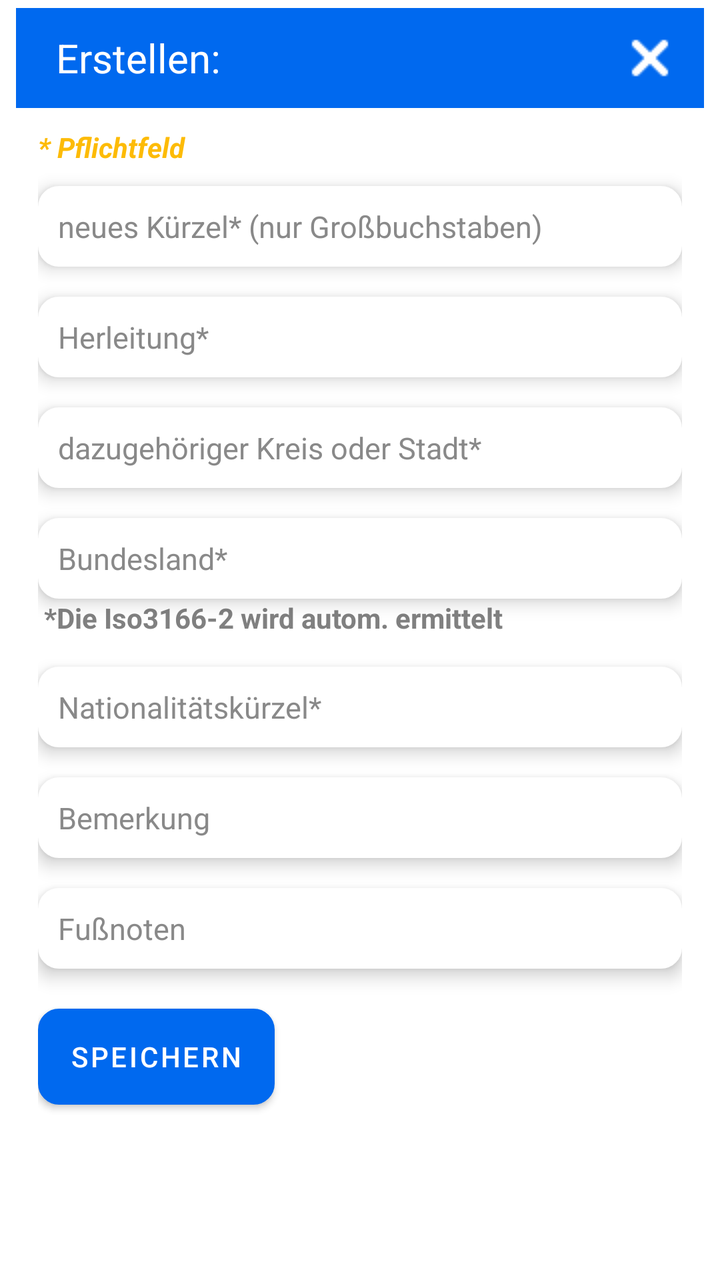
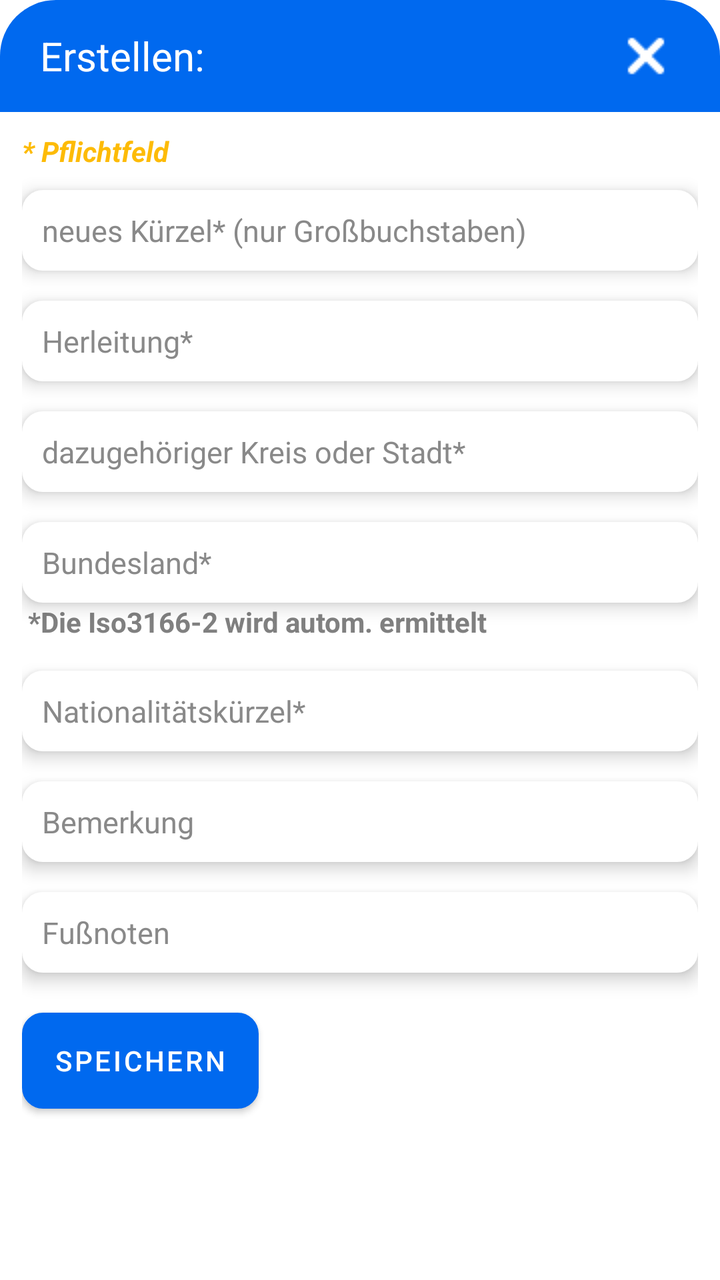

Screens rendered from an Android XML layout before and after an edit, with the pre-edit source and the edit as a unified diff.
<!-- AndroidManifest.xml: application theme Theme.Kennzeichenerkennung -->
<!-- res/layout/fragment_add_city.xml -->
<?xml version="1.0" encoding="utf-8"?>
<RelativeLayout xmlns:android="http://schemas.android.com/apk/res/android"
    xmlns:tools="http://schemas.android.com/tools"
    android:layout_width="match_parent"
    android:layout_height="match_parent"
    xmlns:app="http://schemas.android.com/apk/res-auto"
    android:background="@drawable/dialog_background"
    tools:context=".AddCityFragment">

    <RelativeLayout
        android:layout_width="match_parent"
        android:layout_height="wrap_content"
        android:background="?attr/colorPrimary"
        android:id="@+id/main_toolbar"
        android:layout_alignParentTop="true">

        <TextView
            android:id="@+id/titletext"
            android:layout_width="wrap_content"
            android:layout_height="wrap_content"
            android:text="Erstellen:"
            android:textSize="20sp"
            android:textStyle="normal"
            android:textColor="@color/white"
            android:layout_marginStart="20dp"
            android:layout_centerVertical="true"/>

        <ImageButton
            android:id="@+id/x"
            android:layout_width="wrap_content"
            android:layout_height="wrap_content"
            android:layout_alignParentTop="true"
            android:layout_alignParentEnd="true"
            android:layout_marginTop="0dp"
            android:layout_marginEnd="0dp"
            android:backgroundTint="#00FFFFFF"
            android:src="@drawable/icon_x"
            app:layout_constraintEnd_toEndOf="parent"
            app:layout_constraintTop_toTopOf="parent"
            app:tint="@color/white" />

    </RelativeLayout>

    <LinearLayout
        android:layout_width="match_parent"
        android:layout_height="wrap_content"
        android:orientation="vertical"
        android:gravity="top"
        android:id="@+id/fragment_container1"
        android:layout_marginHorizontal="11dp"
        android:layout_marginTop="10dp"
        android:layout_below="@+id/main_toolbar">

        <TextView
            android:layout_width="match_parent"
            android:layout_height="wrap_content"
            android:text="* Pflichtfeld"
            android:textStyle="italic|bold"
            android:textColor="@color/yellow"
            android:textSize="14sp"/>

        <EditText
            android:id="@+id/kuerzeleingabe"
            android:layout_width="match_parent"
            android:layout_height="wrap_content"
            android:background="@drawable/edit_text_rounded_corner"
            android:elevation="5dp"
            android:hint="neues Kürzel* (nur Großbuchstaben)"
            android:inputType="textCapCharacters"
            android:padding="10dp"
            android:textSize="15sp"
            android:backgroundTint="?attr/colorOnPrimary"
            app:layout_constraintEnd_toEndOf="parent"
            app:layout_constraintStart_toStartOf="parent"
            app:layout_constraintTop_toTopOf="parent"
            android:textColorHint="@color/text_hint"
            android:layout_marginTop="10dp"/>

        <EditText
            android:id="@+id/herleitungeingabe"
            android:layout_width="match_parent"
            android:layout_height="wrap_content"
            android:background="@drawable/edit_text_rounded_corner"
            android:inputType="textCapWords"
            android:elevation="5dp"
            android:hint="Herleitung*"
            android:padding="10dp"
            android:textSize="15sp"
            android:backgroundTint="?attr/colorOnPrimary"
            app:layout_constraintEnd_toEndOf="parent"
            app:layout_constraintStart_toStartOf="parent"
            app:layout_constraintTop_toTopOf="parent"
            android:textColorHint="@color/text_hint"
            android:layout_marginTop="15dp" />


        <EditText
            android:id="@+id/orteingabe"
            android:layout_width="match_parent"
            android:layout_height="wrap_content"
            android:background="@drawable/edit_text_rounded_corner"
            android:elevation="5dp"
            android:hint="dazugehöriger Kreis oder Stadt*"
            android:padding="10dp"
            android:textSize="15sp"
            android:inputType="textCapWords"
            android:backgroundTint="?attr/colorOnPrimary"
            app:layout_constraintEnd_toEndOf="parent"
            app:layout_constraintStart_toStartOf="parent"
            app:layout_constraintTop_toTopOf="parent"
            android:textColorHint="@color/text_hint"
            android:layout_marginTop="15dp" />

        <EditText
            android:id="@+id/bundeslandeingabe"
            android:layout_width="match_parent"
            android:layout_height="wrap_content"
            android:background="@drawable/edit_text_rounded_corner"
            android:elevation="5dp"
            android:hint="Bundesland*"
            android:padding="10dp"
            android:textSize="15sp"
            android:inputType="textCapWords"
            android:backgroundTint="?attr/colorOnPrimary"
            app:layout_constraintEnd_toEndOf="parent"
            app:layout_constraintStart_toStartOf="parent"
            app:layout_constraintTop_toTopOf="parent"
            android:textColorHint="@color/text_hint"
            android:layout_marginTop="15dp" />

        <TextView
            android:layout_width="match_parent"
            android:layout_height="wrap_content"
            android:layout_marginHorizontal="3dp"
            android:text="*Die Iso3166-2 wird autom. ermittelt"
            android:textColor="@color/text_normal"
            android:textStyle="bold"/>

        <EditText
            android:id="@+id/nationalitaetseingabe"
            android:layout_width="match_parent"
            android:layout_height="wrap_content"
            android:background="@drawable/edit_text_rounded_corner"
            android:elevation="5dp"
            android:hint="Nationalitätskürzel*"
            android:padding="10dp"
            android:textSize="15sp"
            android:inputType="textCapCharacters"
            android:backgroundTint="?attr/colorOnPrimary"
            app:layout_constraintEnd_toEndOf="parent"
            app:layout_constraintStart_toStartOf="parent"
            app:layout_constraintTop_toTopOf="parent"
            android:textColorHint="@color/text_hint"
            android:layout_marginTop="15dp" />

        <EditText
            android:id="@+id/anmerkungeneingabe"
            android:layout_width="match_parent"
            android:layout_height="wrap_content"
            android:background="@drawable/edit_text_rounded_corner"
            android:elevation="5dp"
            android:hint="Bemerkung"
            android:padding="10dp"
            android:textSize="15sp"
            android:inputType="textCapSentences"
            android:backgroundTint="?attr/colorOnPrimary"
            app:layout_constraintEnd_toEndOf="parent"
            app:layout_constraintStart_toStartOf="parent"
            app:layout_constraintTop_toTopOf="parent"
            android:textColorHint="@color/text_hint"
            android:layout_marginTop="15dp" />

        <EditText
            android:id="@+id/fussnoteneingabe"
            android:layout_width="match_parent"
            android:layout_height="wrap_content"
            android:background="@drawable/edit_text_rounded_corner"
            android:elevation="5dp"
            android:hint="Fußnoten"
            android:padding="10dp"
            android:textSize="15sp"
            android:inputType="textCapSentences"
            android:backgroundTint="?attr/colorOnPrimary"
            app:layout_constraintEnd_toEndOf="parent"
            app:layout_constraintStart_toStartOf="parent"
            app:layout_constraintTop_toTopOf="parent"
            android:textColorHint="@color/text_hint"
            android:layout_marginTop="15dp" />

        <Button
            android:layout_width="wrap_content"
            android:layout_height="wrap_content"
            android:layout_marginTop="20dp"
            android:background="@drawable/edit_text_rounded_corner"
            android:gravity="center"
            android:text="Speichern"
            android:id="@+id/save_btn"
            android:textColor="@color/white"/>

        <RelativeLayout
            android:layout_width="match_parent"
            android:layout_height="11dp"/>
    </LinearLayout>
</RelativeLayout>
<!-- resources referenced by this layout -->
<resources>
  <color name="text_hint">#898989</color>
  <color name="text_normal">#808080</color>
  <color name="white">#FFFFFFFF</color>
  <color name="yellow">#FDBB06</color>
  <!-- drawable dialog_background (drawable) -->
  <shape xmlns:android="http://schemas.android.com/apk/res/android" android:shape="rectangle">
      <solid android:color="?attr/dialog_background"/> 
      <corners android:radius="28dp" />
      <padding
          android:bottom="4dp"
          android:left="8dp"
          android:right="8dp"
          android:top="4dp" />
  </shape>
  <!-- drawable edit_text_rounded_corner (drawable) -->
  <?xml version="1.0" encoding="utf-8"?>
  <shape android:shape="rectangle" xmlns:android="http://schemas.android.com/apk/res/android">
  
      <stroke android:width="1dp" android:color="@color/white"/>
      <corners android:radius="10dp"/>
      <solid android:color="@color/white"/>
  </shape>
  <!-- drawable icon_x: png bitmap (drawable, 269 bytes) -->
  <style name="Theme.Kennzeichenerkennung" parent="Theme.MaterialComponents.DayNight.DarkActionBar">
          
          <item name="colorPrimary">@color/blue_500</item>
          <item name="colorPrimaryVariant">@color/blue_700</item>
          <item name="colorOnPrimary">@color/white</item>
          
          <item name="colorSecondary">@color/yellow</item>
          <item name="colorSecondaryVariant">@color/yellow</item>
          <item name="colorOnSecondary">@color/textlight</item>
          
          <item name="android:statusBarColor">?attr/colorPrimaryVariant</item>
          
          <item name="colorTextNormal">@color/black</item>
          <item name="blueText">@color/blue_700</item>
          <item name="dialog_background">@color/white</item>
          <item name="greyslider">#DEDEDE</item>
          <item name="backcolor">#FDFDFD</item>
          
          <item name="alertDialogTheme">@style/Theme.Kennzeichenerkennung.CompactDialog</item>
      </style>
  <color name="blue_500">#0069EF</color>
  <color name="blue_700">#0069EF</color>
  <color name="textlight">#AFAFAF</color>
  <color name="black">#FF000000</color>
  <style name="Theme.Kennzeichenerkennung.CompactDialog" parent="Theme.MaterialComponents.Dialog">
          
          <item name="android:windowBackground">@drawable/dialog_background</item>
          
          <item name="android:windowIsFloating">true</item>
          
          <item name="android:backgroundDimEnabled">true</item>
  
          <item name="colorPrimary">@color/blue_500</item>
          <item name="colorPrimaryVariant">@color/blue_700</item>
          <item name="colorOnPrimary">@color/white</item>
          
          <item name="colorSecondary">@color/yellow</item>
          <item name="colorSecondaryVariant">@color/yellow</item>
          <item name="colorOnSecondary">@color/textlight</item>
          
          <item name="android:statusBarColor">?attr/colorPrimaryVariant</item>
          
          <item name="colorTextNormal">@color/black</item>
          <item name="dialog_background">@color/white</item>
          <item name="greyslider">#DEDEDE</item>
          <item name="backcolor">#FDFDFD</item>
          <item name="android:textColor">?attr/colorTextNormal</item>
          <item name="android:textColorPrimary">?attr/colorTextNormal</item>
      </style>
</resources>

<!-- the commit's change to res/layout/fragment_add_city.xml (unified diff, before → after) -->
@@ -5,13 +5,14 @@
     android:layout_height="match_parent"
     xmlns:app="http://schemas.android.com/apk/res-auto"
     android:background="@drawable/dialog_background"
+    android:padding="0dp"
     tools:context=".AddCityFragment">
 
     <RelativeLayout
+        android:id="@+id/main_toolbar"
         android:layout_width="match_parent"
-        android:layout_height="wrap_content"
-        android:background="?attr/colorPrimary"
-        android:id="@+id/main_toolbar"
+        android:layout_height="?attr/actionBarSize"
+        android:background="@drawable/toolbar_dialog_background"
         android:layout_alignParentTop="true">
 
         <TextView
@@ -29,14 +30,11 @@
             android:id="@+id/x"
             android:layout_width="wrap_content"
             android:layout_height="wrap_content"
-            android:layout_alignParentTop="true"
+            android:layout_centerVertical="true"
             android:layout_alignParentEnd="true"
-            android:layout_marginTop="0dp"
-            android:layout_marginEnd="0dp"
+            android:layout_marginEnd="10dp"
             android:backgroundTint="#00FFFFFF"
             android:src="@drawable/icon_x"
-            app:layout_constraintEnd_toEndOf="parent"
-            app:layout_constraintTop_toTopOf="parent"
             app:tint="@color/white" />
 
     </RelativeLayout>
<!-- resource entries referenced after the edit -->
@@ -23,6 +23,16 @@
       <solid android:color="@color/white"/>
   </shape>
   <!-- drawable icon_x: png bitmap (drawable, 269 bytes) -->
+  <!-- drawable toolbar_dialog_background (drawable) -->
+  <?xml version="1.0" encoding="utf-8"?>
+  <shape xmlns:android="http://schemas.android.com/apk/res/android" android:shape="rectangle">
+      <solid android:color="?attr/colorPrimary"/>
+      <corners
+          android:topLeftRadius="28dp"
+          android:topRightRadius="28dp"
+          android:bottomLeftRadius="0dp"
+          android:bottomRightRadius="0dp" />
+  </shape>
   <style name="Theme.Kennzeichenerkennung" parent="Theme.MaterialComponents.DayNight.DarkActionBar">
           
           <item name="colorPrimary">@color/blue_500</item>
